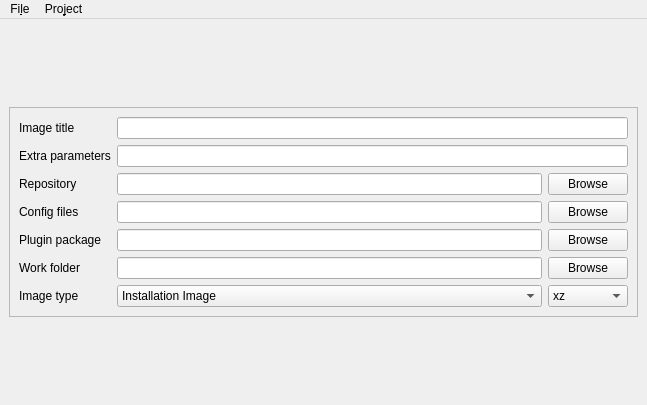
First picture: the form in gui/ui/main.ui, repository Rmys/pisiman-1, before the edit.
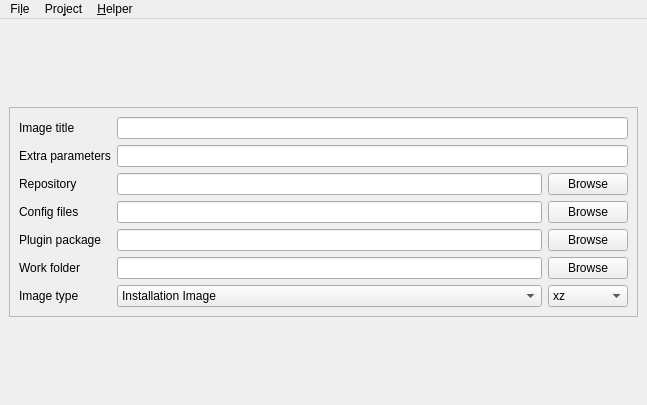
Second picture: the form after the edit. Icons and pictures are not drawn.

Commit message: add helper menu

```diff
--- a/gui/ui/main.ui
+++ b/gui/ui/main.ui
@@ -231,6 +231,13 @@
     <addaction name="actionLivecdImagePackages"/>
     <addaction name="actionLanguages"/>
     <addaction name="separator"/>
+    <addaction name="actionMakeImage"/>
+    <addaction name="separator"/>
+   </widget>
+   <widget class="QMenu" name="menuHelper">
+    <property name="title">
+     <string>&amp;Helper</string>
+    </property>
     <addaction name="actionMake_Repo"/>
     <addaction name="actionMake_Squashfs"/>
     <addaction name="actionMake_Iso"/>
@@ -240,6 +247,7 @@
    </widget>
    <addaction name="menuFile"/>
    <addaction name="menuProject"/>
+   <addaction name="menuHelper"/>
   </widget>
   <action name="actionNew">
    <property name="icon">
```
Left out of the diff: 56 changed lines with no effect on the pictures. The commit also changes 7 other files.
